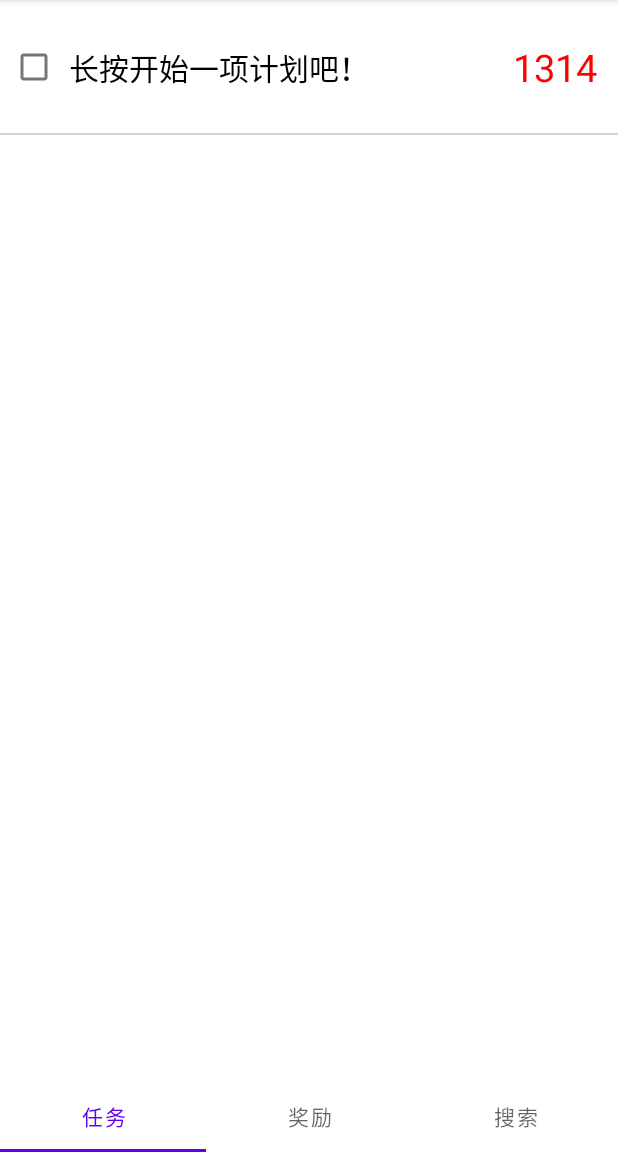
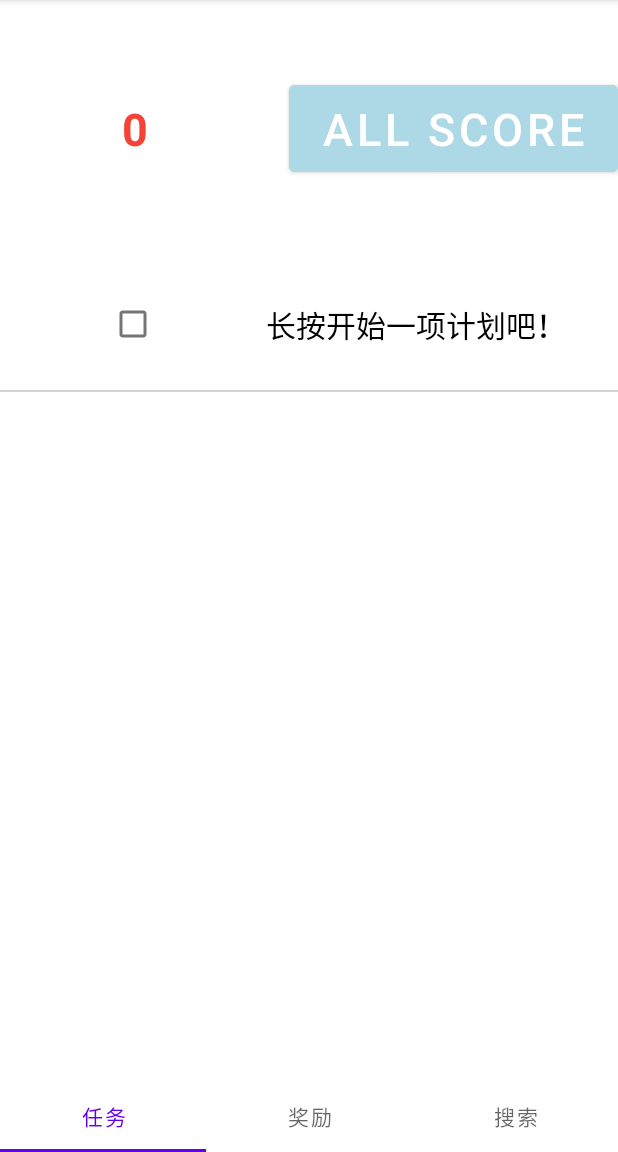
Before and after one commit to Bayoulove1/My_Application_2, an Android app: the screen it shows after launch (VPActivity), on a phone screen of 412 x 824 dp, the part 84-1236 px from its top. Run offline under Robolectric (Android 15) with nearby library versions, the phone set to English and light mode, and no system bars.

Commit message:
更新一下想要的界面的效果，为了使切换界面更加合理

```diff
--- a/app/src/main/java/com/jnu/student/BookFragment.java
+++ b/app/src/main/java/com/jnu/student/BookFragment.java
@@ -6,6 +6,7 @@ import android.annotation.SuppressLint;
 import android.content.DialogInterface;
 import android.content.Intent;
 import android.os.Bundle;
+import android.util.Log;
 import android.view.ContextMenu;
 import android.view.LayoutInflater;
 import android.view.MenuInflater;
@@ -13,6 +14,10 @@ import android.view.MenuItem;
 import android.view.View;
 import android.view.ViewGroup;
 import android.widget.AdapterView;
+import android.widget.Button;
+import android.widget.CheckBox;
+import android.widget.TextView;
+import android.widget.Toast;
 
 import androidx.activity.result.ActivityResult;
 import androidx.activity.result.ActivityResultCallback;
@@ -37,7 +42,7 @@ import java.util.List;
 
 
 public class BookFragment extends Fragment {
-
+    private static int score;
     private static final int EDIT_DATA_REQUEST_CODE = 2;
     private BookListAdapter adapter;
     private static final int ADD_DATA_REQUEST_CODE = 1;
@@ -74,12 +79,35 @@ public class BookFragment extends Fragment {
     public View onCreateView(@NonNull LayoutInflater inflater, @Nullable ViewGroup container, @Nullable Bundle savedInstanceState) {
         View view = inflater.inflate(R.layout.activity_main,container,false);
         List<Book> bookList = getListBooks();
-
         RecyclerView recyclerView = view.findViewById(R.id.recycler_view_books);
+        TextView textView = view.findViewById(R.id.textView);
         recyclerView.setLayoutManager(new LinearLayoutManager(requireActivity()));
         adapter = new BookListAdapter(bookList);
         recyclerView.setAdapter(adapter);
-
+        getParentFragmentManager().setFragmentResultListener("upDateScore",this,(requestKey, result) -> {
+            score = new Score().loadScore(this.getContext());
+            int updateScore = 0;
+            updateScore = updateScore + score;
+            textView.setText(String.valueOf(updateScore));
+            new Score().saveScore(this.getContext(),updateScore);
+            if (getActivity() != null) {
+                int all_score = new Score().loadScore(this.getContext());
+                Bundle bundle = new Bundle();
+                bundle.putInt("allScore", all_score);
+                getParentFragmentManager().setFragmentResult("AllScore", bundle);
+            }
+        });
+        Button buttonZero = view.findViewById(R.id.button_zero);
+        // 设置按钮点击事件监听器
+        buttonZero.setOnClickListener(new View.OnClickListener() {
+            @Override
+            public void onClick(View v) {
+                // 在此处执行按钮点击后的操作
+                Toast.makeText(getContext(), "All Score 归零", Toast.LENGTH_SHORT).show();
+                textView.setText(String.valueOf(0));
+                new Score().saveScore(getContext(),0);
+            }
+        });
         // 关联上下文菜单
         registerForContextMenu(recyclerView);
         recyclerView.setOnCreateContextMenuListener(this); // 设置上下文菜单的创建监听器
--- a/app/src/main/java/com/jnu/student/BookListAdapter.java
+++ b/app/src/main/java/com/jnu/student/BookListAdapter.java
@@ -3,6 +3,8 @@ package com.jnu.student;
 import android.view.LayoutInflater;
 import android.view.View;
 import android.view.ViewGroup;
+import android.widget.CheckBox;
+import android.widget.CompoundButton;
 import android.widget.ImageView;
 import android.widget.TextView;
 
@@ -73,8 +75,12 @@ public class BookListAdapter extends RecyclerView.Adapter<BookListAdapter.BookVi
             super(itemView);
             bookTitle = itemView.findViewById(R.id.text_view_tasks_title);
             price = itemView.findViewById(R.id.text_view_price);
+            CheckBox checkBox = itemView.findViewById(R.id.checkBox);
+//            checkBox.setOnCheckedChangeListener(new View.OnClickListener(){
+//                if(isChecked){
+//
+//                }
+//            });
         }
-
-
     }
 }
--- a/app/src/main/java/com/jnu/student/VPActivity.java
+++ b/app/src/main/java/com/jnu/student/VPActivity.java
@@ -1,6 +1,11 @@
 package com.jnu.student;
 
 import android.os.Bundle;
+import android.view.LayoutInflater;
+import android.view.View;
+import android.view.ViewGroup;
+import android.widget.CheckBox;
+import android.widget.TextView;
 
 import androidx.annotation.NonNull;
 import androidx.annotation.Nullable;
@@ -16,8 +21,11 @@ import com.google.android.material.tabs.TabLayoutMediator;
 import java.util.ArrayList;
 import java.util.List;
 
+import android.widget.CompoundButton.OnCheckedChangeListener;
+
 public class VPActivity extends AppCompatActivity {
     private List<Fragment> fragmentList = new ArrayList<>();
+    private static int score;
 
     @Override
     protected void onCreate(@Nullable Bundle savedInstanceState) {
@@ -25,13 +33,16 @@ public class VPActivity extends AppCompatActivity {
         setContentView(R.layout.activity_vp);
         ViewPager2 viewPager = findViewById(R.id.viewPager);
         TabLayout tabLayout = findViewById(R.id.tabLayout);
+
         fragmentList.add(new BookFragment());
         fragmentList.add(new BookFragment());
         fragmentList.add(new WebViewFragment());
+
         String[] titles = new String[]{"任务","奖励","搜索"};
         TabLayoutMediator tabLayoutMediator = new TabLayoutMediator(tabLayout, viewPager, (tab, position) -> {
             tab.setText(titles[position]);
         });
+
         viewPager.setAdapter(new FragmentStateAdapter(getSupportFragmentManager(), getLifecycle()) {
 
             @NonNull
--- a/app/src/main/res/layout/activity_main.xml
+++ b/app/src/main/res/layout/activity_main.xml
@@ -1,20 +1,64 @@
 <?xml version="1.0" encoding="utf-8"?>
-<androidx.constraintlayout.widget.ConstraintLayout
+
+
+<FrameLayout xmlns:app="http://schemas.android.com/apk/res-auto"
+    xmlns:tools="http://schemas.android.com/tools"
     xmlns:android="http://schemas.android.com/apk/res/android"
-    xmlns:app="http://schemas.android.com/apk/res-auto"
-    xmlns:tools="http://schemas.android.com/tools"
-    android:layout_width="match_parent"
-    android:layout_height="match_parent"
+    android:layout_width="wrap_content"
+    android:layout_height="wrap_content"
     tools:context=".BookFragment">
 
-    <com.jnu.student.MenuRecyclerView
-        android:id="@+id/recycler_view_books"
+    <androidx.constraintlayout.widget.ConstraintLayout
         android:layout_width="match_parent"
         android:layout_height="match_parent"
-        app:layout_constraintTop_toTopOf="parent"
-        app:layout_constraintStart_toStartOf="parent"
-        app:layout_constraintEnd_toEndOf="parent"
-        app:layout_constraintBottom_toBottomOf="parent"
-        />
+        tools:context=".BookFragment">
 
-</androidx.constraintlayout.widget.ConstraintLayout>
+        <com.jnu.student.MenuRecyclerView
+            android:id="@+id/recycler_view_books"
+            android:layout_width="806dp"
+            android:layout_height="378dp"
+            app:layout_constraintBottom_toBottomOf="parent"
+            app:layout_constraintEnd_toEndOf="parent"
+            app:layout_constraintHorizontal_bias="0.0"
+            app:layout_constraintStart_toStartOf="parent"
+            app:layout_constraintTop_toTopOf="parent">
+
+
+        </com.jnu.student.MenuRecyclerView>
+
+        <LinearLayout
+            android:id="@+id/linearLayout"
+            android:layout_width="match_parent"
+            android:layout_height="70dp"
+            android:orientation="horizontal"
+            app:layout_constraintBottom_toTopOf="@+id/recycler_view_books"
+            app:layout_constraintTop_toTopOf="parent">
+
+            <TextView
+                android:id="@+id/textView"
+                android:layout_width="180dp"
+                android:layout_height="69dp"
+                android:gravity="center"
+                android:text="0"
+                android:textColor="#F44336"
+                android:textSize="30dp"
+                android:textStyle="bold" />
+
+            <TextView
+                android:id="@+id/textView3"
+                android:layout_width="wrap_content"
+                android:layout_height="wrap_content"
+                android:layout_weight="1" />
+
+            <Button
+                android:id="@+id/button_zero"
+                android:layout_width="wrap_content"
+                android:layout_height="70dp"
+                android:layout_weight="1"
+                android:backgroundTint="#ADD8E6"
+                android:text="All Score"
+                android:textSize="30dp" />
+        </LinearLayout>
+
+    </androidx.constraintlayout.widget.ConstraintLayout>
+</FrameLayout>
--- a/app/src/main/res/layout/item_book.xml
+++ b/app/src/main/res/layout/item_book.xml
@@ -10,6 +10,7 @@
         android:orientation="horizontal">
 
         <CheckBox
+
             android:id="@+id/checkBox"
             android:layout_width="13dp"
             android:layout_height="match_parent"
```
Also changed, not shown: app/src/main/java/com/jnu/student/Score.java (added, +43 -0 lines), app/src/main/res/layout/activity_vp.xml (+31 -0 lines).
